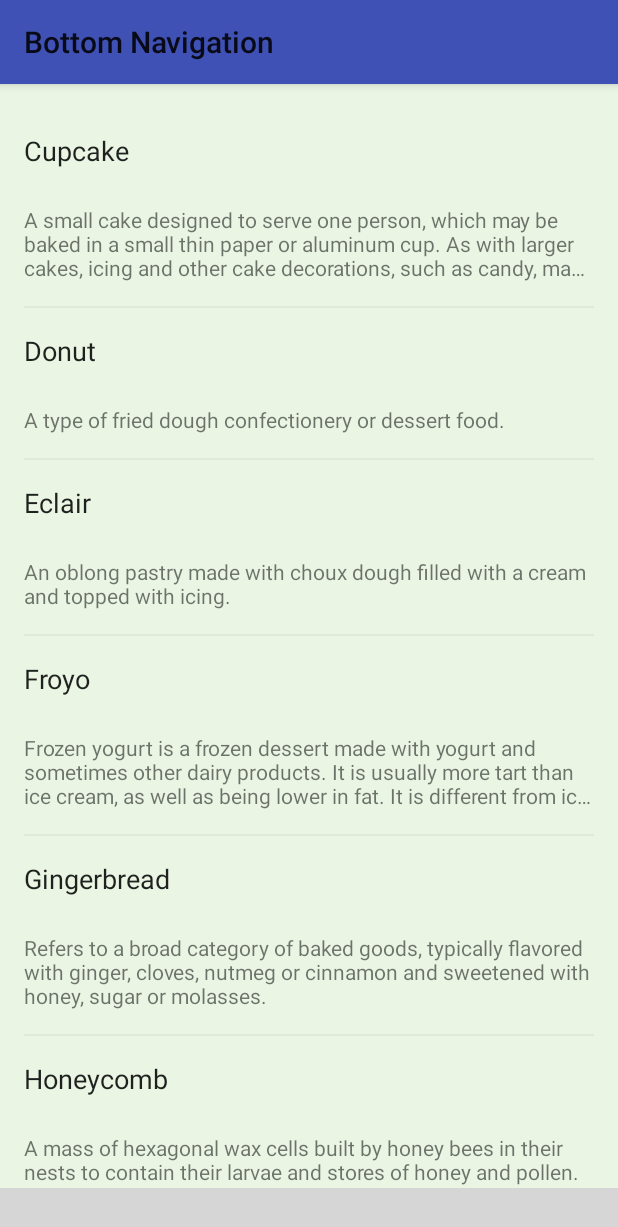
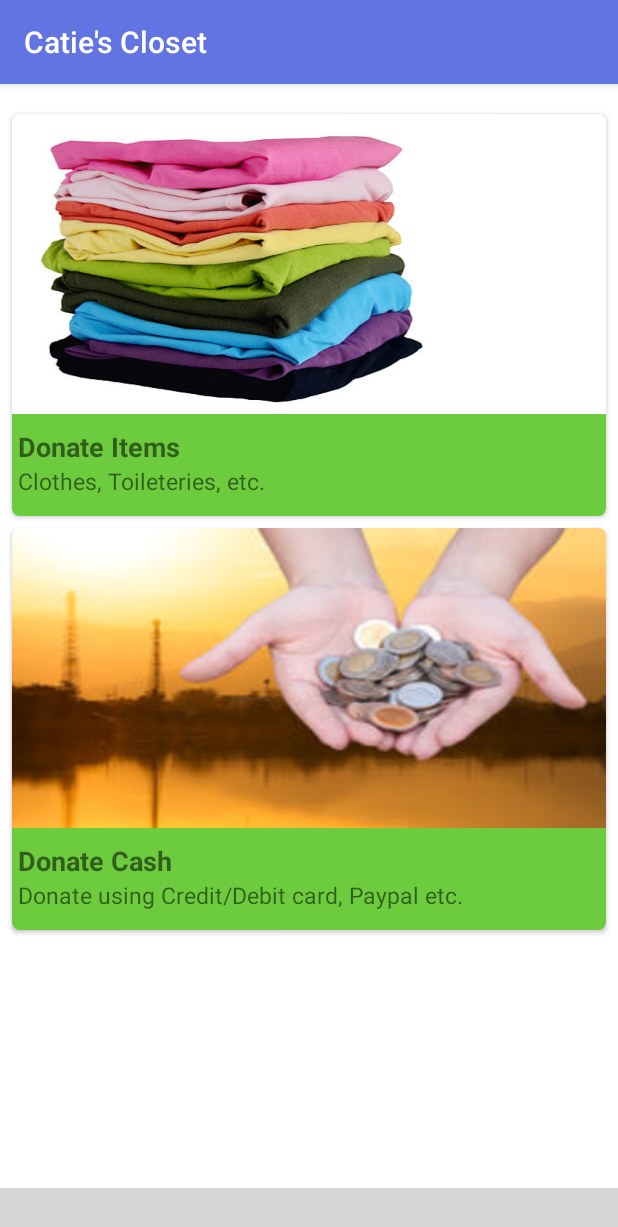
Before and after one commit to yashvardhannanavati/CatiesCloset, an Android app: the DummyFragment screen opened directly, with no data from a screen before it, on a phone screen of 412 x 824 dp. Shown: the top 1227 px of the screen. Run offline under Robolectric (Android 15) with nearby library versions, the phone set to English and light mode, and no system bars; libraries missing offline, so code that uses them is left out: com.aurelhubert.ahbottomnavigation; plain views replace AHBottomNavigation; 16 statements that could not run were skipped; grey boxes are pictures that could not be loaded.

Commit message:
Card View added for donations

```diff
--- /dev/null
+++ b/CatiesCloset/app/src/main/java/com/example/yashnanavati/catiescloset/Fragments/CardViewAdapter.java
@@ -0,0 +1,78 @@
+package com.example.yashnanavati.catiescloset.Fragments;
+
+import android.content.Context;
+import android.support.v7.widget.CardView;
+import android.support.v7.widget.RecyclerView;
+import android.view.LayoutInflater;
+import android.view.View;
+import android.view.ViewGroup;
+import android.widget.ImageView;
+import android.widget.TextView;
+
+import com.example.yashnanavati.catiescloset.Model.Donation;
+import com.example.yashnanavati.catiescloset.R;
+
+import java.util.ArrayList;
+import java.util.List;
+
+/**
+ * Created by Yash Nanavati on 11/17/2017.
+ */
+
+public class CardViewAdapter extends RecyclerView.Adapter<CardViewAdapter.DonationViewHolder> {
+
+    //  Data
+    private List<Donation> donation_list = new ArrayList<>();
+
+    private Context context;
+
+    public CardViewAdapter(Context context) {
+        this.context = context;
+        //prepareDesserts();
+        donation_list = new ArrayList<>();
+        donation_list.add(new Donation("Donate Items", "Clothes, Toileteries, etc.", R.drawable.kind_donation));
+        donation_list.add(new Donation("Donate Cash", "Donate using Credit/Debit card, Paypal etc.", R.drawable.cash_donation));
+
+    }
+
+    @Override
+    public DonationViewHolder onCreateViewHolder(ViewGroup parent, int viewType) {
+        View v = LayoutInflater.from(parent.getContext()).inflate(R.layout.list_cardview, parent, false);
+        DonationViewHolder pvh = new DonationViewHolder(v);
+        return pvh;
+    }
+
+    @Override
+    public void onBindViewHolder(DonationViewHolder holder, int position) {
+        holder.titleTxt.setText(donation_list.get(position).typeOfDonation);
+        holder.descTxt.setText(donation_list.get(position).descDonation);
+        holder.cardPhoto.setImageResource(donation_list.get(position).photoCard);
+    }
+
+    @Override
+    public int getItemCount() {
+        return donation_list.size();
+    }
+
+    @Override
+    public void onAttachedToRecyclerView(RecyclerView recyclerView) {
+        super.onAttachedToRecyclerView(recyclerView);
+    }
+
+    public static class DonationViewHolder extends RecyclerView.ViewHolder {
+        CardView cv;
+        TextView titleTxt;
+        TextView descTxt;
+        ImageView cardPhoto;
+
+        DonationViewHolder(View itemView) {
+            super(itemView);
+            cv = (CardView)itemView.findViewById(R.id.cv);
+            titleTxt = (TextView)itemView.findViewById(R.id.titleTxt);
+            descTxt = (TextView)itemView.findViewById(R.id.descTxt);
+            cardPhoto = (ImageView)itemView.findViewById(R.id.cardPhoto);
+        }
+
+    }
+
+}
--- a/CatiesCloset/app/src/main/java/com/example/yashnanavati/catiescloset/Fragments/Dessert.java
+++ /dev/null
@@ -1,35 +0,0 @@
-package com.example.yashnanavati.catiescloset.Fragments;
-
-/**
- * Created by Suleiman on 03/02/17.
- */
-
-public class Dessert {
-
-    private String name;
-    private String description;
-
-    public Dessert() {
-    }
-
-    public Dessert(String name, String description) {
-        this.name = name;
-        this.description = description;
-    }
-
-    public String getName() {
-        return name;
-    }
-
-    public void setName(String name) {
-        this.name = name;
-    }
-
-    public String getDescription() {
-        return description;
-    }
-
-    public void setDescription(String description) {
-        this.description = description;
-    }
-}
--- a/CatiesCloset/app/src/main/java/com/example/yashnanavati/catiescloset/Fragments/DummyFragment.java
+++ b/CatiesCloset/app/src/main/java/com/example/yashnanavati/catiescloset/Fragments/DummyFragment.java
@@ -46,9 +46,9 @@ public class DummyFragment extends Fragment {
 
         recyclerView = (RecyclerView) rootView.findViewById(R.id.fragment_square_recycler);
         recyclerView.setLayoutManager(new LinearLayoutManager(getContext(), LinearLayoutManager.VERTICAL, false));
-        recyclerView.setBackgroundColor(getLighterColor(color));
+        recyclerView.setBackgroundColor(Color.WHITE);
 
-        SimpleAdapter adapter = new SimpleAdapter(getContext());
+        CardViewAdapter adapter = new CardViewAdapter(getContext());
         recyclerView.setAdapter(adapter);
 
         return rootView;
--- a/CatiesCloset/app/src/main/java/com/example/yashnanavati/catiescloset/Fragments/SimpleAdapter.java
+++ /dev/null
@@ -1,78 +0,0 @@
-package com.example.yashnanavati.catiescloset.Fragments;
-
-import android.content.Context;
-import android.support.v7.widget.RecyclerView;
-import android.view.LayoutInflater;
-import android.view.View;
-import android.view.ViewGroup;
-import android.widget.TextView;
-
-import com.example.yashnanavati.catiescloset.R;
-
-import java.util.ArrayList;
-import java.util.List;
-
-/**
- * Created by Suleiman on 03/02/17.
- */
-
-public class SimpleAdapter extends RecyclerView.Adapter<SimpleAdapter.SimpleItemVH> {
-
-    //  Data
-    private List<Dessert> desserts = new ArrayList<>();
-
-    private Context context;
-
-    public SimpleAdapter(Context context) {
-        this.context = context;
-        prepareDesserts();
-    }
-
-    private void prepareDesserts() {
-        String[] nameArray = context.getResources().getStringArray(R.array.dessert_names);
-        String[] descArray = context.getResources().getStringArray(R.array.dessert_descriptions);
-
-        final int SIZE = nameArray.length;
-
-        for (int i = 0; i < SIZE; i++) {
-            Dessert dessert = new Dessert(
-                    nameArray[i],
-                    descArray[i]
-            );
-
-            desserts.add(dessert);
-        }
-    }
-
-    @Override
-    public SimpleItemVH onCreateViewHolder(ViewGroup parent, int viewType) {
-        View v = LayoutInflater.from(parent.getContext())
-                .inflate(R.layout.item_simplevh, parent, false);
-
-        return new SimpleItemVH(v);
-    }
-
-    @Override
-    public void onBindViewHolder(SimpleItemVH holder, int position) {
-        Dessert dessert = desserts.get(position);
-
-        holder.txtTitle.setText(dessert.getName());
-        holder.txtDesc.setText(dessert.getDescription());
-    }
-
-    @Override
-    public int getItemCount() {
-        return desserts != null ? desserts.size() : 0;
-    }
-
-    protected static class SimpleItemVH extends RecyclerView.ViewHolder {
-        TextView txtTitle, txtDesc;
-
-        public SimpleItemVH(View itemView) {
-            super(itemView);
-
-            txtTitle = (TextView) itemView.findViewById(R.id.item_simplevh_txttitle);
-            txtDesc = (TextView) itemView.findViewById(R.id.item_simplevh_txtdescription);
-        }
-    }
-}
--- a/CatiesCloset/app/src/main/java/com/example/yashnanavati/catiescloset/Home/HomeActivity.java
+++ b/CatiesCloset/app/src/main/java/com/example/yashnanavati/catiescloset/Home/HomeActivity.java
@@ -20,7 +20,7 @@ import com.example.yashnanavati.catiescloset.R;
 
 public class HomeActivity extends AppCompatActivity {
 
-    private final int[] colors = {R.color.bottomtab_0, R.color.bottomtab_1, R.color.bottomtab_2};
+    private final int[] colors = {R.color.bottomtab_0, R.color.bottomtab_1, R.color.cornflower_blue};
 
     private Toolbar toolbar;
     private NoSwipePager viewPager;
@@ -39,9 +39,10 @@ public class HomeActivity extends AppCompatActivity {
         setContentView(R.layout.activity_home);
 
         toolbar = (Toolbar) findViewById(R.id.toolbar);
+        toolbar.setTitleTextColor(0xFFFFFFFF);
         setSupportActionBar(toolbar);
         //noinspection ConstantConditions
-        getSupportActionBar().setTitle("Bottom Navigation");
+        getSupportActionBar().setTitle("Catie's Closet");
 
 
         setupViewPager();
@@ -61,7 +62,7 @@ public class HomeActivity extends AppCompatActivity {
         setupBottomNavBehaviors();
         setupBottomNavStyle();
 
-        createFakeNotification();
+        //createFakeNotification();
 
         addBottomNavigationItems();
         bottomNavigation.setCurrentItem(0);
@@ -91,9 +92,9 @@ public class HomeActivity extends AppCompatActivity {
         viewPager.setPagingEnabled(false);
         pagerAdapter = new BottomBarAdapter(getSupportFragmentManager());
 
-        pagerAdapter.addFragments(createFragment(R.color.bottomtab_0));
-        pagerAdapter.addFragments(createFragment(R.color.bottomtab_1));
-        pagerAdapter.addFragments(createFragment(R.color.bottomtab_2));
+        pagerAdapter.addFragments(createFragment(R.color.cornflower_blue));
+        pagerAdapter.addFragments(createFragment(R.color.cornflower_blue));
+        pagerAdapter.addFragments(createFragment(R.color.cornflower_blue));
 
         viewPager.setAdapter(pagerAdapter);
     }
@@ -112,23 +113,23 @@ public class HomeActivity extends AppCompatActivity {
         return bundle;
     }
 
-    private void createFakeNotification() {
-        new Handler().postDelayed(new Runnable() {
-            @Override
-            public void run() {
-                AHNotification notification = new AHNotification.Builder()
-                        .setText("1")
-                        .setBackgroundColor(Color.YELLOW)
-                        .setTextColor(Color.BLACK)
-                        .build();
-                // Adding notification to last item.
-
-                bottomNavigation.setNotification(notification, bottomNavigation.getItemsCount() - 1);
-
-                notificationVisible = true;
-            }
-        }, 1000);
-    }
+//    private void createFakeNotification() {
+//        new Handler().postDelayed(new Runnable() {
+//            @Override
+//            public void run() {
+//                AHNotification notification = new AHNotification.Builder()
+//                        .setText("1")
+//                        .setBackgroundColor(Color.YELLOW)
+//                        .setTextColor(Color.BLACK)
+//                        .build();
+//                // Adding notification to last item.
+//
+//                bottomNavigation.setNotification(notification, bottomNavigation.getItemsCount() - 1);
+//
+//                notificationVisible = true;
+//            }
+//        }, 1000);
+//    }
 
 
     public void setupBottomNavBehaviors() {
@@ -155,7 +156,7 @@ public class HomeActivity extends AppCompatActivity {
         Will not be visible if setColored(true) and default current item is set.
          */
         bottomNavigation.setDefaultBackgroundColor(Color.WHITE);
-        bottomNavigation.setAccentColor(fetchColor(R.color.bottomtab_0));
+        bottomNavigation.setAccentColor(fetchColor(R.color.cornflower_blue));
         bottomNavigation.setInactiveColor(fetchColor(R.color.bottomtab_item_resting));
 
         // Colors for selected (active) and non-selected items.
@@ -175,8 +176,8 @@ public class HomeActivity extends AppCompatActivity {
      * Also assigns a distinct color to each Bottom Navigation item, used for the color ripple.
      */
     private void addBottomNavigationItems() {
-        AHBottomNavigationItem item1 = new AHBottomNavigationItem(R.string.title_home, R.drawable.ic_home_black_24dp, colors[0]);
-        AHBottomNavigationItem item2 = new AHBottomNavigationItem(R.string.title_donate, R.drawable.icon_donate, colors[1]);
+        AHBottomNavigationItem item1 = new AHBottomNavigationItem(R.string.title_home, R.drawable.ic_home_black_24dp, colors[2]);
+        AHBottomNavigationItem item2 = new AHBottomNavigationItem(R.string.title_donate, R.drawable.icon_donate, colors[2]);
         AHBottomNavigationItem item3 = new AHBottomNavigationItem(R.string.title_aboutUs, R.drawable.ic_dashboard_black_24dp, colors[2]);
 
         bottomNavigation.addItem(item1);
--- a/CatiesCloset/app/src/main/java/com/example/yashnanavati/catiescloset/Login/MainActivity.java
+++ b/CatiesCloset/app/src/main/java/com/example/yashnanavati/catiescloset/Login/MainActivity.java
@@ -160,7 +160,6 @@ public class MainActivity extends BaseActivity implements
 
         /* FireBase Auth */
         mAuth = FirebaseAuth.getInstance();
-
         /* Facebook Login */
         ImageView facebookButton = findViewById(R.id.icon_fb);
         mCallbackManager = CallbackManager.Factory.create();
--- /dev/null
+++ b/CatiesCloset/app/src/main/java/com/example/yashnanavati/catiescloset/Model/Donation.java
@@ -0,0 +1,23 @@
+package com.example.yashnanavati.catiescloset.Model;
+
+import com.example.yashnanavati.catiescloset.R;
+
+import java.util.ArrayList;
+import java.util.List;
+
+/**
+ * Created by Yash Nanavati on 11/17/2017.
+ */
+
+public class Donation {
+    public String typeOfDonation;
+    public String descDonation;
+    public int photoCard;
+
+    public Donation(String typeOfDonation, String descDonation, int photoCard) {
+        this.typeOfDonation = typeOfDonation;
+        this.descDonation = descDonation;
+        this.photoCard = photoCard;
+    }
+
+}
--- a/CatiesCloset/app/src/main/res/layout/activity_home.xml
+++ b/CatiesCloset/app/src/main/res/layout/activity_home.xml
@@ -15,16 +15,9 @@
             android:id="@+id/toolbar"
             android:layout_width="match_parent"
             android:layout_height="?attr/actionBarSize"
-            android:background="?attr/colorPrimary"/>
+            android:background="@color/cornflower_blue"/>
 
     </android.support.design.widget.AppBarLayout>
-
-    <!--<FrameLayout-->
-    <!--android:id="@+id/frame"-->
-    <!--android:layout_width="match_parent"-->
-    <!--android:layout_height="match_parent"-->
-    <!--app:layout_behavior="@string/appbar_scrolling_view_behavior"-->
-    <!--tools:background="#EFEFEF"/>-->
 
     <com.example.yashnanavati.catiescloset.Fragments.NoSwipePager
         android:id="@+id/viewpager"
--- /dev/null
+++ b/CatiesCloset/app/src/main/res/layout/list_cardview.xml
@@ -0,0 +1,135 @@
+<?xml version="1.0" encoding="utf-8"?>
+<!--<LinearLayout xmlns:android="http://schemas.android.com/apk/res/android"-->
+    <!--android:layout_width="match_parent"-->
+    <!--android:layout_height="wrap_content"-->
+    <!--xmlns:card_view="http://schemas.android.com/tools"-->
+    <!--android:padding="16dp">-->
+
+    <!--<android.support.v7.widget.CardView-->
+        <!--android:id="@+id/cv"-->
+        <!--android:layout_width="match_parent"-->
+        <!--android:layout_height="275dp">-->
+
+        <!--<RelativeLayout-->
+            <!--android:layout_width="match_parent"-->
+            <!--android:layout_height="wrap_content"-->
+            <!--android:layout_marginBottom="4.0dp"-->
+            <!--android:layout_marginLeft="8.0dp"-->
+            <!--android:layout_marginRight="8.0dp"-->
+            <!--android:layout_marginTop="4.0dp"-->
+            <!--card_view:cardCornerRadius="5dp"-->
+            <!--card_view:cardElevation="2dp"-->
+            <!--card_view:cardUseCompatPadding="true">-->
+
+            <!--<ImageView-->
+                <!--android:id="@+id/cardPhoto"-->
+                <!--android:layout_width="match_parent"-->
+                <!--android:layout_height="200dp"-->
+                <!--android:layout_alignParentStart="true"-->
+                <!--android:layout_alignParentTop="true" />-->
+
+            <!--<TextView-->
+                <!--android:id="@+id/titleTxt"-->
+                <!--android:layout_width="wrap_content"-->
+                <!--android:layout_height="wrap_content"-->
+                <!--android:layout_alignParentStart="true"-->
+                <!--android:layout_below="@+id/cardPhoto"-->
+                <!--android:layout_marginTop="15dp"-->
+                <!--android:text="TextView"-->
+                <!--android:textSize="18sp"-->
+                <!--android:textStyle="bold" />-->
+
+            <!--<TextView-->
+                <!--android:id="@+id/descTxt"-->
+                <!--android:layout_width="wrap_content"-->
+                <!--android:layout_height="wrap_content"-->
+                <!--android:layout_alignParentBottom="true"-->
+                <!--android:layout_alignParentStart="true"-->
+                <!--android:text="TextView"-->
+                <!--android:textSize="15sp" />-->
+
+        <!--</RelativeLayout>-->
+
+    <!--</android.support.v7.widget.CardView>-->
+
+<!--</LinearLayout>-->
+<!--<?xml version="1.0" encoding="utf-8"?>
+  ~ Copyright (C) 2015 The Android Open Source Project
+  ~
+  ~ Licensed under the Apache License, Version 2.0 (the "License");
+  ~ you may not use this file except in compliance with the License.
+  ~ You may obtain a copy of the License at
+  ~
+  ~      http://www.apache.org/licenses/LICENSE-2.0
+  ~
+  ~ Unless required by applicable law or agreed to in writing, software
+  ~ distributed under the License is distributed on an "AS IS" BASIS,
+  ~ WITHOUT WARRANTIES OR CONDITIONS OF ANY KIND, either express or implied.
+  ~ See the License for the specific language governing permissions and
+  ~ limitations under the License.
+  -->
+<android.support.v7.widget.CardView xmlns:android="http://schemas.android.com/apk/res/android"
+    xmlns:card_view="http://schemas.android.com/apk/res-auto"
+    android:id="@+id/cv"
+    android:layout_width="match_parent"
+    android:layout_height="wrap_content"
+    android:layout_marginBottom="4.0dp"
+    android:layout_marginLeft="8.0dp"
+    android:layout_marginRight="8.0dp"
+    android:layout_marginTop="4.0dp"
+    card_view:cardCornerRadius="5dp">
+
+    <LinearLayout
+        android:id="@+id/layout_item"
+        android:layout_width="match_parent"
+        android:layout_height="wrap_content"
+        android:orientation="vertical">
+
+        <ImageView
+            android:id="@+id/cardPhoto"
+            android:layout_width="match_parent"
+            android:layout_height="200dp"
+            android:layout_alignParentStart="true"
+            android:layout_alignParentTop="true"
+            android:scaleType="fitXY"/>
+
+        <LinearLayout
+            android:id="@+id/layout_item_desc"
+            android:layout_width="match_parent"
+            android:layout_height="wrap_content"
+            android:layout_weight="2.0"
+            android:orientation="horizontal"
+            android:padding="4dp"
+            android:background="@color/bottomtab_0"
+            android:weightSum="2.3">
+
+            <LinearLayout
+                android:layout_width="0dp"
+                android:layout_height="60dp"
+                android:layout_weight="2.0"
+                android:orientation="vertical">
+
+                <TextView
+                    android:id="@+id/titleTxt"
+                    android:layout_width="wrap_content"
+                    android:layout_height="wrap_content"
+                    android:layout_alignParentStart="true"
+                    android:layout_below="@+id/cardPhoto"
+                    android:layout_marginTop="5dp"
+                    android:text="TextView"
+                    android:textSize="18sp"
+                    android:textStyle="bold" />
+
+                <TextView
+                    android:id="@+id/descTxt"
+                    android:layout_width="wrap_content"
+                    android:layout_height="wrap_content"
+                    android:layout_alignParentBottom="true"
+                    android:layout_alignParentStart="true"
+                    android:text="TextView"
+                    android:textSize="15sp" />
+            </LinearLayout>
+
+        </LinearLayout>
+    </LinearLayout>
+</android.support.v7.widget.CardView>
--- a/CatiesCloset/app/src/main/res/values/strings.xml
+++ b/CatiesCloset/app/src/main/res/values/strings.xml
@@ -78,5 +78,9 @@
     <string name="title_home">Home</string>
     <string name="title_dashboard">Dashboard</string>
     <string name="title_donate">Donate</string>
-    <string name="title_aboutUs">Donate</string>
+    <string name="title_aboutUs">About Us</string>
+    <string name="title_newsFeed">News Feed</string>
+
+    <!-- TODO: Remove or change this placeholder text -->
+    <string name="hello_blank_fragment">Hello blank fragment</string>
 </resources>
```
Also changed, not shown: CatiesCloset/app/src/main/res/drawable/cash_donation.jpg (added), CatiesCloset/app/src/main/res/drawable/kind_donation.jpg (added).
